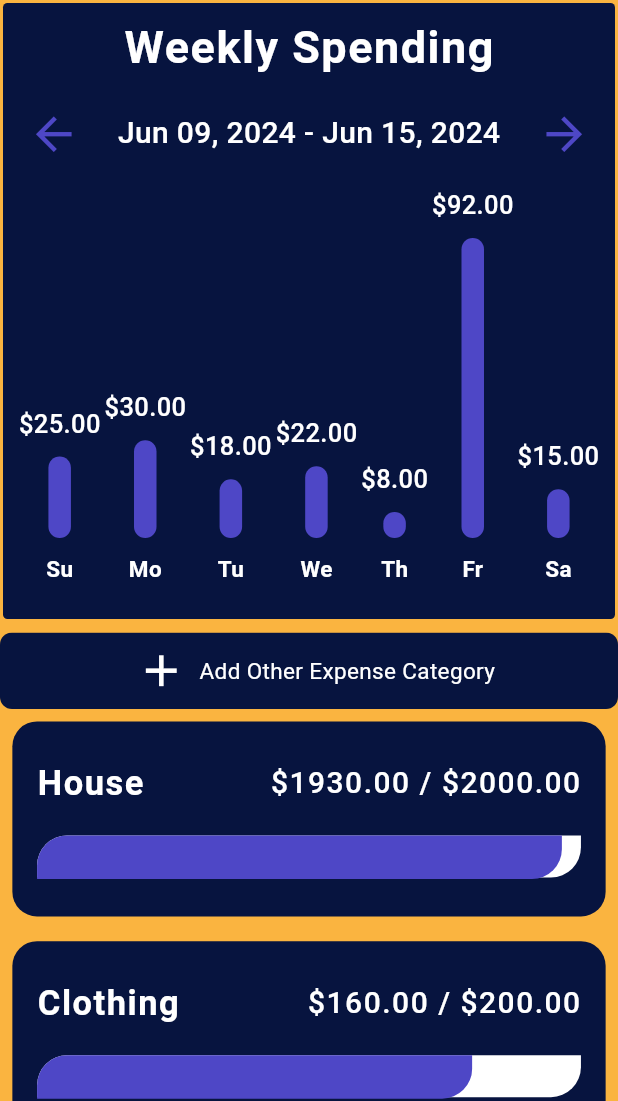
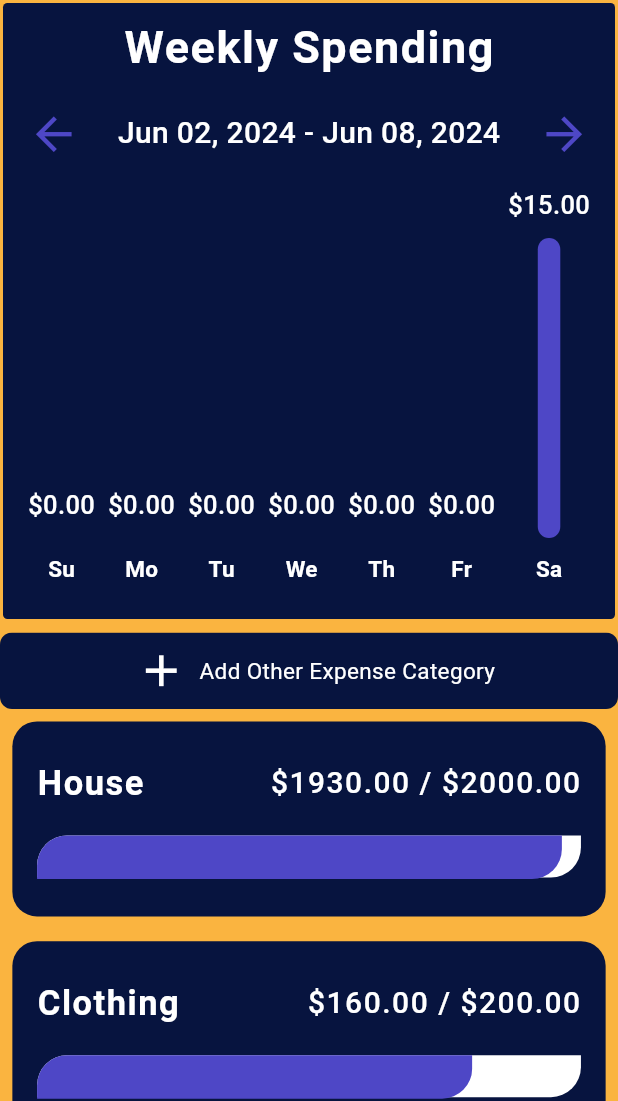
Before and after one commit to reinhardprs/flutter-kelompok-g, a Flutter app: the screen it shows after launch, after a tap on the "arrow back" icon, on a phone screen of 412 x 824 dp, the part 135-1236 px from its top. Run offline on Flutter 3.47's test engine with Material 3 defaults, Android fonts, the phone set to English and light mode, and no system bars; our stand-ins replace flutter_speed_dial, font_awesome_flutter, google_fonts, rive, sizer; accounts and stored records are empty; network calls fail; Roboto replaces fonts that are missing (Abel).

Commit message:
Sinkronisasi chart.dart

```diff
--- a/lib/data/data.dart
+++ b/lib/data/data.dart
@@ -3,20 +3,20 @@ import 'package:money_manage/models/type_model.dart';
 import 'package:flutter/material.dart';
 import '../models/user_model.dart';
 
-List<double> calculateWeeklySpending(List<TypeModel> typeNames) {
+List<double> calculateWeeklySpending(List<TypeModel> typeNames, DateTime startDate, DateTime endDate) {
   List<double> weeklySpending = List<double>.filled(7, 0);
 
   typeNames.forEach((type) {
     type.expenses?.forEach((expense) {
-      int dayOfWeek = expense.createdAt!.weekday % 7;  // Convert to 0 (Sunday) - 6 (Saturday) format
-      weeklySpending[dayOfWeek] += expense.cost!;
+      if (expense.createdAt!.isAfter(startDate.subtract(Duration(days: 1))) && expense.createdAt!.isBefore(endDate.add(Duration(days: 1)))) {
+        int dayOfWeek = expense.createdAt!.weekday % 7;  // Convert to 0 (Sunday) - 6 (Saturday) format
+        weeklySpending[dayOfWeek] += expense.cost!;
+      }
     });
   });
 
   return weeklySpending;
 }
-
-final List<double> weeklySpending = calculateWeeklySpending(typeNames);
 
 _generateExpenses(int index) {
   List<CostModel> costModel = [];
@@ -66,8 +66,6 @@ _generateExpenses(int index) {
 
   return costModel;
 }
-
-
 
 List<TypeModel> typeNames = [
   TypeModel(name: 'House', maxAmount: 2000, expenses: _generateExpenses(0)),
@@ -136,7 +134,6 @@ class UserProvider with ChangeNotifier {
             phone: newValue,
           );
           break;
-      // Tambahkan case lain sesuai kebutuhan
       }
       notifyListeners();
     }
--- a/lib/home.dart
+++ b/lib/home.dart
@@ -82,7 +82,7 @@ class _HomePageState extends State<HomePage> {
                         borderRadius: BorderRadius.circular(3),
                       ),
                       child: CustomChart(
-                        expenses: weeklySpending,
+                        typeNames: typeNames,
                       ),
                     ),
                     SizedBox(height: 7,),
--- a/lib/transaction_detail_screen.dart
+++ b/lib/transaction_detail_screen.dart
@@ -110,23 +110,14 @@ class _TransactionDetailScreenState extends State<TransactionDetailScreen> {
               maxLines: 3,
             ),
             SizedBox(height: 20),
-            GestureDetector(
-              onTap: () => _pickDateTime(context, _createdAt!, (dateTime) {
-                setState(() {
-                  _createdAt = dateTime;
-                });
-              }),
-              child: AbsorbPointer(
-                child: TextFormField(
-                  decoration: InputDecoration(
-                    labelText: 'Created At',
-                    suffixIcon: Icon(Icons.calendar_today),
-                  ),
-                  controller: TextEditingController(
-                    text: '${dateFormat.format(_createdAt!)} at ${timeFormat.format(_createdAt!)}',
-                  ),
-                ),
+            TextFormField(
+              decoration: InputDecoration(
+                labelText: 'Created At',
               ),
+              controller: TextEditingController(
+                text: '${dateFormat.format(_createdAt!)} at ${timeFormat.format(_createdAt!)}',
+              ),
+              readOnly: true,
             ),
             SizedBox(height: 20),
             GestureDetector(
--- a/lib/widgets/chart.dart
+++ b/lib/widgets/chart.dart
@@ -2,25 +2,56 @@ import 'package:flutter/material.dart';
 import 'package:google_fonts/google_fonts.dart';
 import 'package:intl/intl.dart';
 import 'package:money_manage/constants.dart';
+import 'package:money_manage/data/data.dart';
 
-class CustomChart extends StatelessWidget {
-  const CustomChart({Key? key, required this.expenses}) : super(key: key);
-  final List<double> expenses;
+import '../models/type_model.dart';
+
+class CustomChart extends StatefulWidget {
+  const CustomChart({Key? key, required this.typeNames}) : super(key: key);
+  final List<TypeModel> typeNames;
+
+  @override
+  _CustomChartState createState() => _CustomChartState();
+}
+
+class _CustomChartState extends State<CustomChart> {
+  late DateTime _startDate;
+  late DateTime _endDate;
+  late List<double> _weeklyExpenses;
+
+  @override
+  void initState() {
+    super.initState();
+    _initializeDates();
+    _updateExpenses();
+  }
+
+  void _initializeDates() {
+    DateTime now = DateTime.now();
+    _startDate = now.subtract(Duration(days: now.weekday));
+    _endDate = _startDate.add(Duration(days: 6));
+  }
+
+  void _updateDates(int days) {
+    setState(() {
+      _startDate = _startDate.add(Duration(days: days));
+      _endDate = _endDate.add(Duration(days: days));
+      _updateExpenses();
+    });
+  }
+
+  void _updateExpenses() {
+    setState(() {
+      _weeklyExpenses = calculateWeeklySpending(widget.typeNames, _startDate, _endDate);
+    });
+  }
 
   @override
   Widget build(BuildContext context) {
-    double mostExpensive = 0;
-    expenses.forEach((double price) {
-      if (price > mostExpensive) {
-        mostExpensive = price;
-      }
-    });
+    double mostExpensive = _weeklyExpenses.reduce((curr, next) => curr > next ? curr : next);
 
-    DateTime now = DateTime.now();
-    DateTime startDate = now.subtract(Duration(days: now.weekday));
-    DateTime endDate = startDate.add(Duration(days: 6));
-    String formattedStartDate = DateFormat('MMM dd, yyyy').format(startDate);
-    String formattedEndDate = DateFormat('MMM dd, yyyy').format(endDate);
+    String formattedStartDate = DateFormat('MMM dd, yyyy').format(_startDate);
+    String formattedEndDate = DateFormat('MMM dd, yyyy').format(_endDate);
 
     List<String> weekDays = ['Su', 'Mo', 'Tu', 'We', 'Th', 'Fr', 'Sa'];
 
@@ -44,7 +75,9 @@ class CustomChart extends StatelessWidget {
             mainAxisAlignment: MainAxisAlignment.spaceBetween,
             children: [
               IconButton(
-                onPressed: () {},
+                onPressed: () {
+                  _updateDates(-7);
+                },
                 icon: Icon(Icons.arrow_back_outlined),
               ),
               Text(
@@ -56,7 +89,9 @@ class CustomChart extends StatelessWidget {
                 ),
               ),
               IconButton(
-                onPressed: () {},
+                onPressed: () {
+                  _updateDates(7);
+                },
                 icon: Icon(Icons.arrow_forward_outlined),
               ),
             ],
@@ -70,7 +105,7 @@ class CustomChart extends StatelessWidget {
             children: List.generate(7, (index) {
               return CustomBar(
                 day: weekDays[index],
-                amountSpent: expenses[index],
+                amountSpent: _weeklyExpenses[index],
                 expensive: mostExpensive,
               );
             }),
@@ -93,7 +128,7 @@ class CustomBar extends StatelessWidget {
 
   @override
   Widget build(BuildContext context) {
-    final barHeight = amountSpent / expensive * _maxBarHeight;
+    final barHeight = expensive > 0 ? (amountSpent / expensive * _maxBarHeight) : 0;
     return Column(
       children: [
         Text(
@@ -108,7 +143,7 @@ class CustomBar extends StatelessWidget {
           height: 10,
         ),
         Container(
-          height: barHeight,
+          height: barHeight.toDouble(),
           width: 15,
           decoration: BoxDecoration(
             color: kSecondaryColor,
```
Also changed, not shown: 1 other file.
